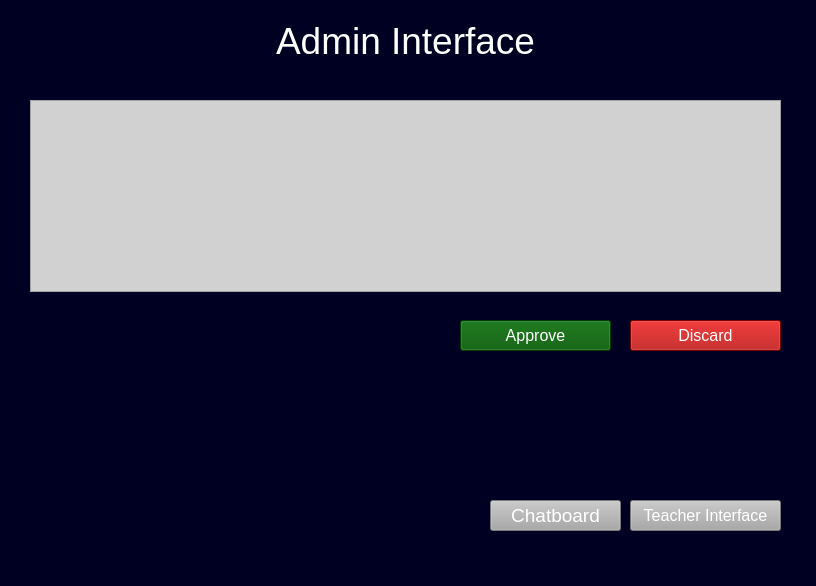
bakisgan/Campus_Pulse_v02, file admin.ui: the form before one commit.
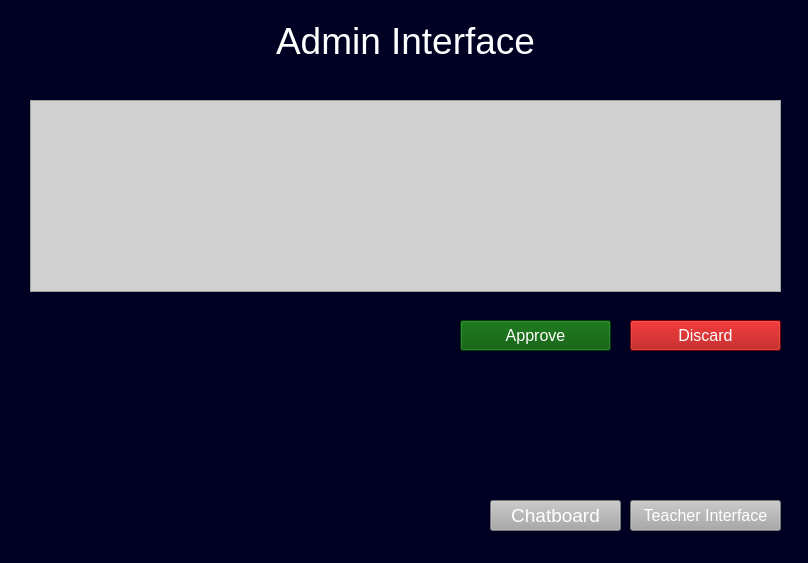
The form after the commit.

The edit to the form file:
```diff
--- a/admin.ui
+++ b/admin.ui
@@ -6,8 +6,8 @@
    <rect>
     <x>0</x>
     <y>0</y>
-    <width>816</width>
-    <height>586</height>
+    <width>808</width>
+    <height>563</height>
    </rect>
   </property>
   <property name="windowTitle">
```
Left out of the diff: 2 changed lines with no effect on the pictures.
